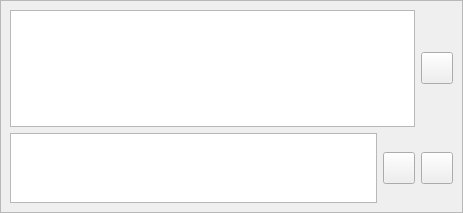
Qt form nolimitgui/CommonSrc/Forms/InstMsgWidget.ui (nolimitconnect/NoLimitConnect) before a commit.
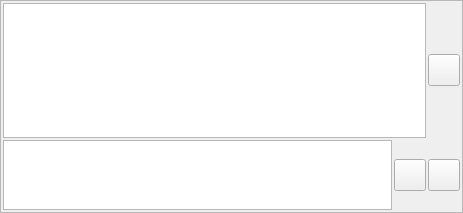
The same form after that commit. Custom widgets are drawn as their Qt base class.

What changed in the file:
```diff
--- a/nolimitgui/CommonSrc/Forms/InstMsgWidget.ui
+++ b/nolimitgui/CommonSrc/Forms/InstMsgWidget.ui
@@ -59,6 +59,21 @@
       <enum>QFrame::Raised</enum>
      </property>
      <layout class="QVBoxLayout" name="verticalLayout">
+      <property name="spacing">
+       <number>2</number>
+      </property>
+      <property name="leftMargin">
+       <number>2</number>
+      </property>
+      <property name="topMargin">
+       <number>2</number>
+      </property>
+      <property name="rightMargin">
+       <number>2</number>
+      </property>
+      <property name="bottomMargin">
+       <number>2</number>
+      </property>
       <item>
        <layout class="QHBoxLayout" name="horizontalLayout_2">
         <item>
```
Left out of the diff: 6 changed lines with no effect on the pictures.
